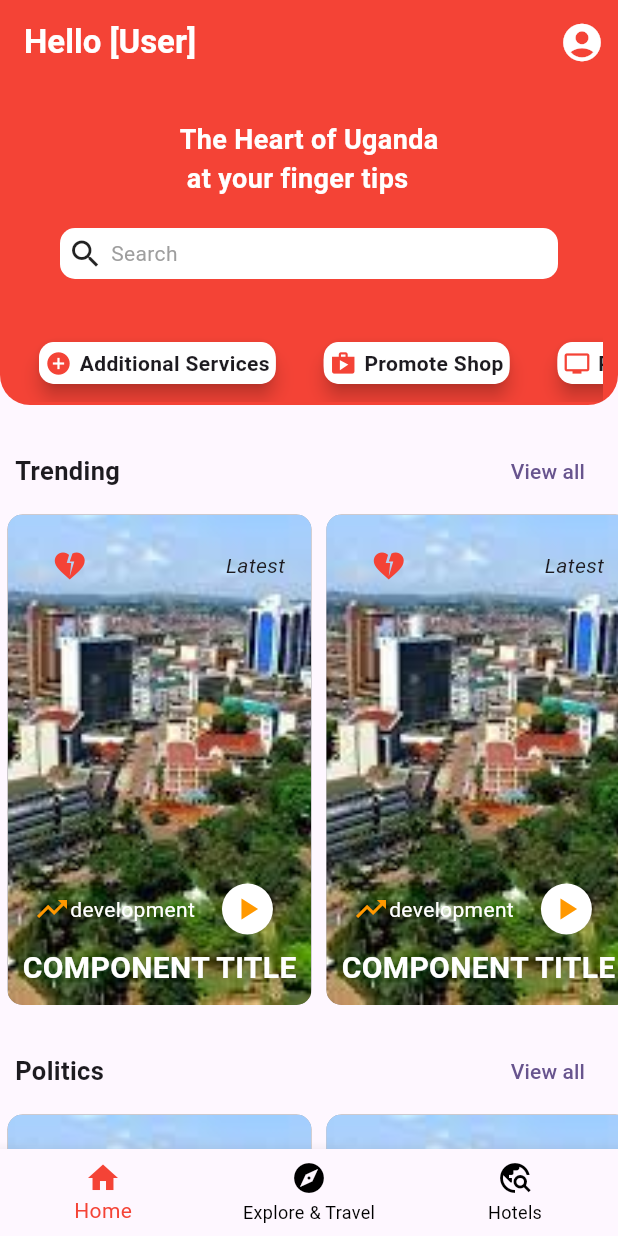
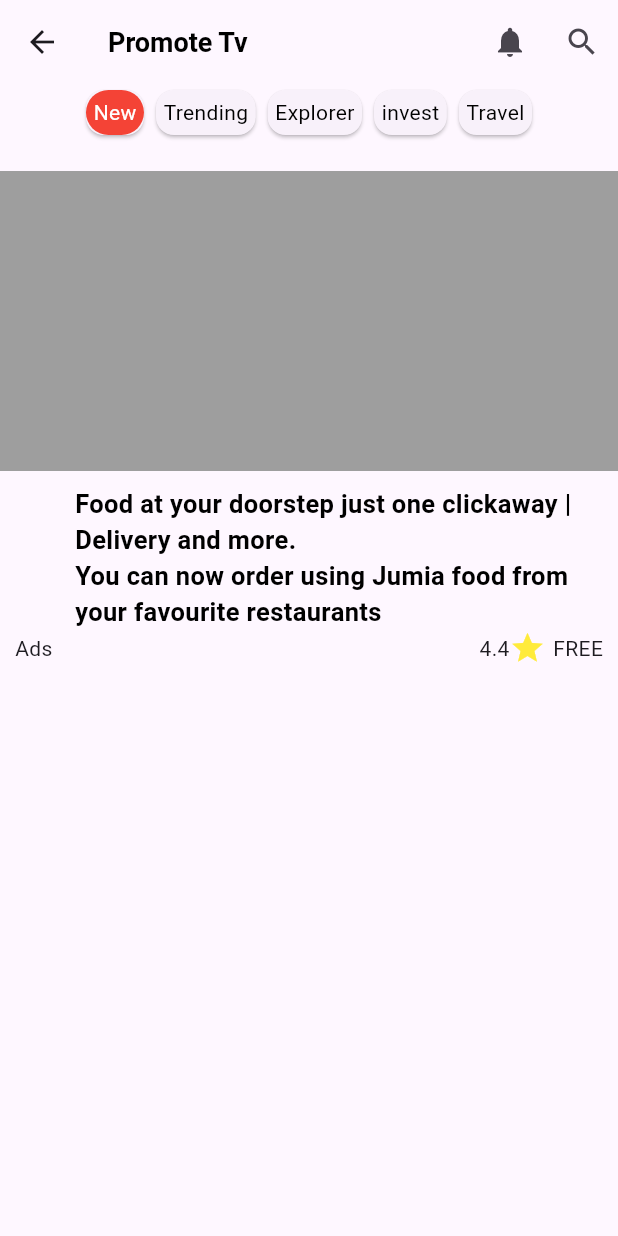
Before and after one commit to andrua-joshua/promote_uganda, a Flutter app: the screen it shows after launch, on a phone screen of 412 x 824 dp. Run offline on Flutter 3.47's test engine with Material 2 defaults, Android fonts, the phone set to English and light mode, and no system bars.

Commit message:
currently set the promoteTv

```diff
--- a/lib/main.dart
+++ b/lib/main.dart
@@ -3,6 +3,7 @@ import 'package:promote_uganda/routes.dart';
 import 'package:promote_uganda/routes/Hotels_and_booking/hotels_and_booking_screen.dart';
 import 'package:promote_uganda/routes/Hotels_and_booking/hotels_booking_screen/hotels_booking_screen.dart';
 import 'package:promote_uganda/routes/home_screen/home_screen.dart';
+import 'package:promote_uganda/routes/promote_tv_screen/promote_tv_screen.dart';
 import 'package:promote_uganda/routes/shopping/shopping_start_screen/shopping_start_screen.dart';
 import 'package:promote_uganda/routes/travel_explore/travel_and-explore_cat_screen/travel_and_explore_cat.dart';
 import 'package:promote_uganda/routes/travel_explore/travel_explore_home_screen.dart';
@@ -23,9 +24,9 @@ class MyApp extends StatelessWidget {
         useMaterial3: true,
       ),
       debugShowCheckedModeBanner: false,
-      initialRoute: RouteGenerator.homescreen,
-      onGenerateRoute: RouteGenerator.generateRoute,
-      //home: const homeScreen(),
+      //initialRoute: RouteGenerator.homescreen,
+      //onGenerateRoute: RouteGenerator.generateRoute,
+      home: const promoteTvScreen(),
     );
   }
 }
--- /dev/null
+++ b/lib/routes/promote_tv_screen/promote_tv_screen.dart
@@ -0,0 +1,61 @@
+import 'package:flutter/material.dart';
+import 'package:promote_uganda/routes/promote_tv_screen/widgets/promote_tv_screen_widgets.dart';
+
+
+//ignore:camel_case_types
+class promoteTvScreen extends StatelessWidget{
+  const promoteTvScreen({super.key});
+
+
+  @override
+  Widget build(BuildContext context){
+    return Scaffold(
+      appBar: AppBar(
+
+        title: const Text(
+          "Promote Tv",
+          style: TextStyle(
+            fontWeight: FontWeight.bold,
+            color: Colors.black,
+            fontSize: 18
+          ),),
+
+        leading: IconButton(
+          onPressed: ()=> Navigator.pop(context),
+          icon: const Icon(Icons.arrow_back)),
+
+          actions: [
+            IconButton(
+              onPressed: (){},
+              icon: const Icon(Icons.notifications)),
+
+            IconButton(
+              onPressed: (){},
+              icon: const Icon(Icons.search)),
+          ],
+      ),
+
+      body: const SafeArea(
+        child: SingleChildScrollView(
+          child: Column(
+            children: [
+              Padding(
+                padding: EdgeInsets.symmetric(horizontal: 10),
+                child: promoteTvChipsWidget(),),
+
+              SizedBox(height: 20,),
+
+              adsWidget(
+                briefInfo: "Food at your doorstep just one click"
+                            "away | Delivery and more.\n"
+                            "You can now order using Jumia food "
+                            "from your favourite restaurants",
+                imgUrl: "assets/images/city.jpg",
+                rating: "4.4")
+            ],
+          ),
+        )),
+    );
+  }
+
+}
--- /dev/null
+++ b/lib/routes/promote_tv_screen/widgets/promote_tv_screen_widgets.dart
@@ -0,0 +1,141 @@
+import 'package:flutter/material.dart';
+
+
+
+//ignore:camel_case_types
+class promoteTvChipsWidget extends StatelessWidget{
+  const promoteTvChipsWidget({super.key});
+
+
+  @override
+  Widget build(BuildContext context){
+    return const SingleChildScrollView(
+      scrollDirection: Axis.horizontal,
+      child: Row(
+        children: [
+          drilloxChipsWidget(
+            isActive: true,
+            label: "New"),
+
+          drilloxChipsWidget(
+            isActive: false,
+            label: "Trending"),
+
+          drilloxChipsWidget(
+            isActive: false,
+            label: "Explorer"),
+
+          drilloxChipsWidget(
+            isActive: false,
+            label: "invest"),
+
+          drilloxChipsWidget(
+            isActive: false,
+            label: "Travel")
+        ],
+      ),
+    );
+  }
+}
+
+
+
+//ignore:camel_case_types
+class drilloxChipsWidget extends StatelessWidget{
+  final bool isActive;
+  final String label;
+  const drilloxChipsWidget({
+    super.key,
+    required this.isActive,
+    required this.label});
+
+
+  @override
+  Widget build(BuildContext context){
+    return Card(child:Container(
+      decoration: BoxDecoration(
+        borderRadius: BorderRadius.circular(15),
+        color: isActive? Colors.red:null
+      ),
+
+      padding: const EdgeInsets.all(5),
+      margin: const EdgeInsets.symmetric(vertical: 0, horizontal: 0),
+
+      child: Text(
+        label,
+        style: TextStyle(
+          color: isActive?Colors.white:Colors.black,
+        ),),
+    ));
+  }
+}
+
+
+
+//ignore:camel_case_types
+class adsWidget extends StatelessWidget{
+  final String imgUrl;
+  final String briefInfo;
+  final String rating;
+  const adsWidget({
+    super.key,
+    required this.briefInfo,
+    required this.imgUrl,
+    required this.rating
+    });
+
+  @override
+  Widget build(BuildContext context){
+    return Column(
+      children: [
+        Container(
+          constraints: const BoxConstraints.expand(
+            height: 200
+          ),
+          color: Colors.grey,
+        ),
+
+        const SizedBox(height: 10,),
+
+        SizedBox(
+          child: Row(
+            children: [
+              const SizedBox(width: 50,),
+              Expanded(
+                child: Text(
+                  briefInfo,
+                  style: const TextStyle(
+                    color: Colors.black,
+                    fontWeight: FontWeight.w600,
+                    fontSize: 17
+                  ),))
+            ],
+          ),
+        ),
+
+
+        (
+          SizedBox(
+          child: Padding(
+            padding: const EdgeInsets.symmetric(horizontal: 10),
+            child:Row(
+            children: [
+              const Text("Ads"),
+              const Expanded(child: SizedBox()),
+              Text(rating),
+              const Icon(Icons.star, color: Colors.yellow,),
+              const SizedBox(width: 5,),
+              const Text("FREE"),
+            ],
+          )),
+        ))
+      ],
+    );
+  }
+}
+
+
+
+
+
+///----for the holders
--- /dev/null
+++ b/lib/routes/shopping/shopping_cart_screen/shopping_cart_screen.dart
@@ -0,0 +1,12 @@
+import 'package:flutter/material.dart';
+
+//ignore:camel_case_types
+class shoppingCartScreen extends StatelessWidget{
+  const shoppingCartScreen({super.key});
+
+
+  @override
+  Widget build(BuildContext context){
+    return const Scaffold();
+  }
+}
```
Also changed, not shown: lib/routes/Hotels_and_booking/hotel_rooms_screen/hotel_rooms_screen.dart (added), lib/routes/Hotels_and_booking/hotel_rooms_screen/widgets/hotel_rooms_screen_widgets.dart (added), lib/routes/edit_profile_screen/edit_profile_screen.dart (added), lib/routes/edit_profile_screen/widgets/edit_profile_screen_widgets.dart (added), lib/routes/profile_screen/profile_screen.dart (added), lib/routes/profile_screen/widgets/profile_screen_widgets.dart (added), lib/routes/shopping/shopping_cart_screen/widgets/shopping_cat_screen_widgets.dart (added), lib/routes/travel_explore/travel_and_explorer_gallery_screen/travel_and_explore_gallery_screen.dart (added), lib/routes/travel_explore/travel_and_explorer_gallery_screen/widgets/travel_and_explore_screen_widgets.dart (added).
